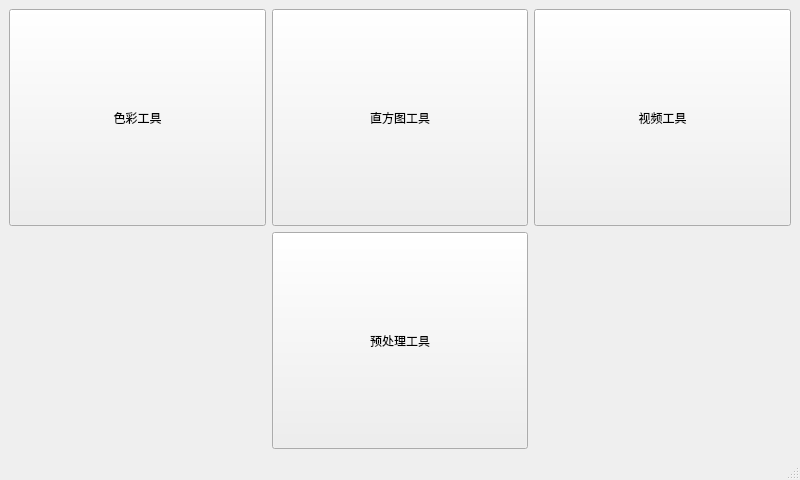
Qt form mainwindow.ui (Wangyabin-sss/OpencvUsefulTool) before a commit.
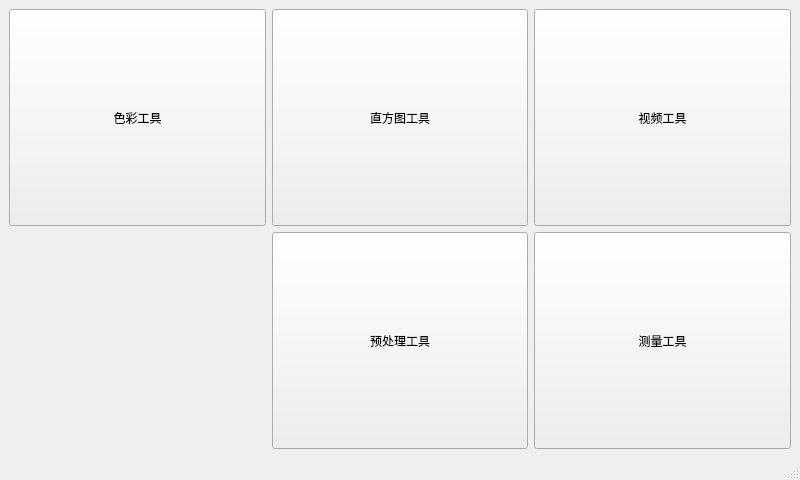
The same form after that commit.

Commit message: 新增测量

```diff
--- a/mainwindow.ui
+++ b/mainwindow.ui
@@ -69,6 +69,19 @@
         </property>
        </widget>
       </item>
+      <item row="1" column="2">
+       <widget class="QPushButton" name="dimenstool">
+        <property name="sizePolicy">
+         <sizepolicy hsizetype="Preferred" vsizetype="Preferred">
+          <horstretch>0</horstretch>
+          <verstretch>0</verstretch>
+         </sizepolicy>
+        </property>
+        <property name="text">
+         <string>测量工具</string>
+        </property>
+       </widget>
+      </item>
      </layout>
     </item>
    </layout>
```
Left out of the diff: 2 changed lines with no effect on the pictures. The commit also changes 12 other files.
